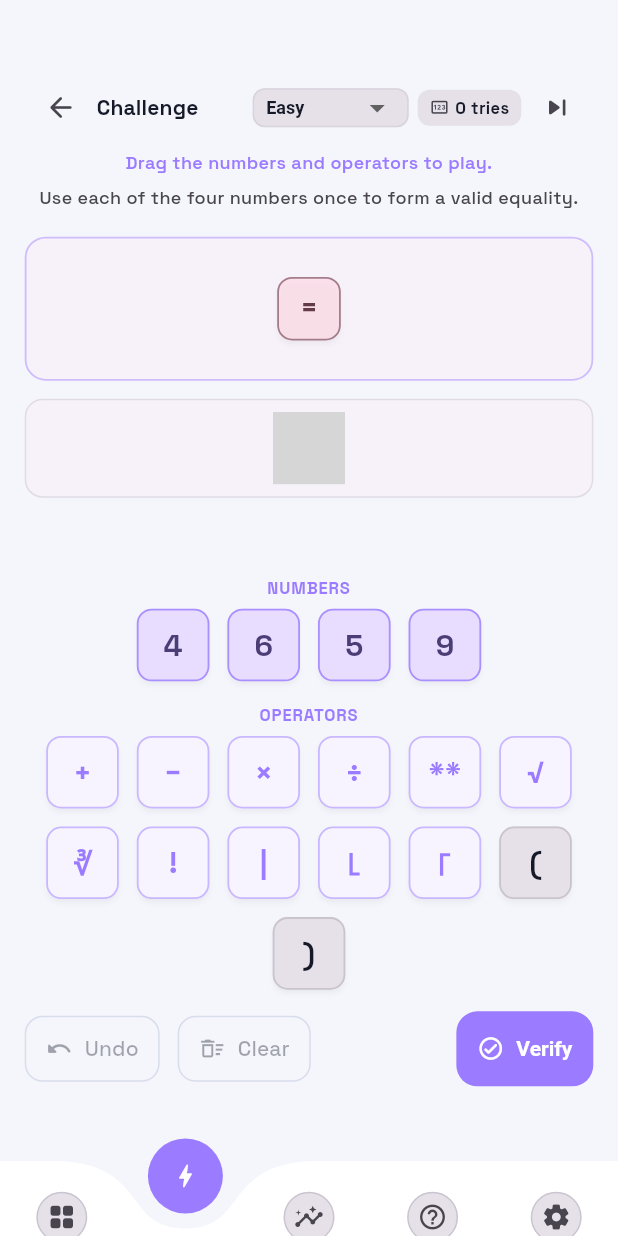
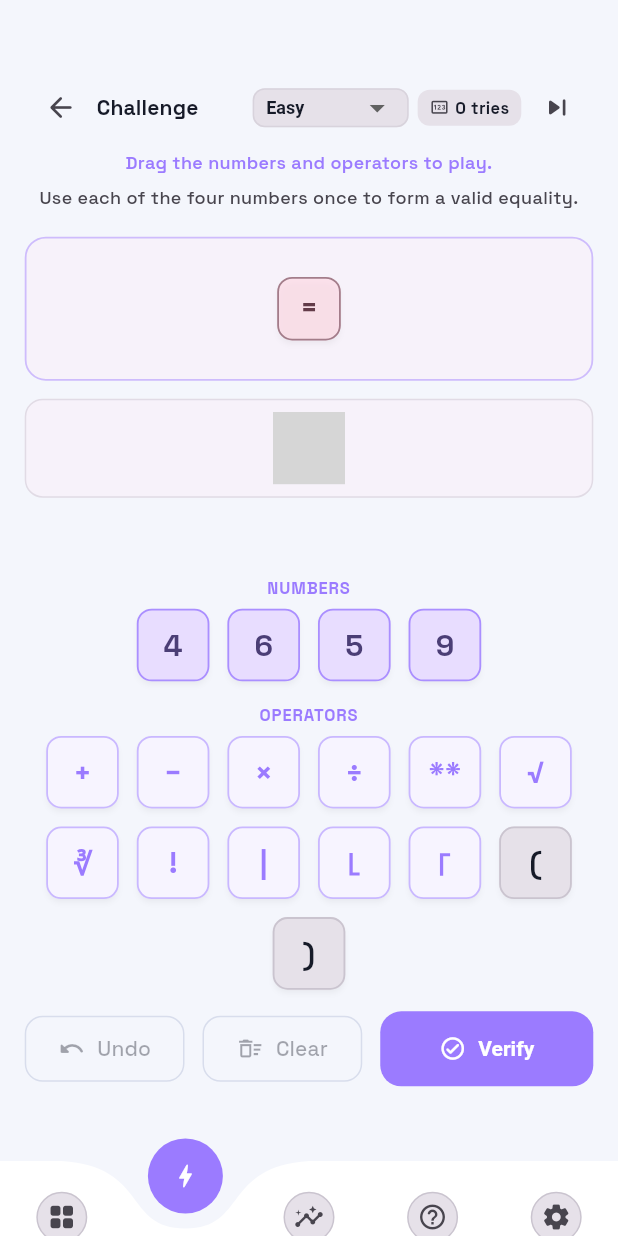
Before and after one commit to FelipeBonadia/Ddm-2026-2, a Flutter app: the GamePage screen opened by its route, after a tap on the "skip next" icon, on a phone screen of 412 x 824 dp. Run offline on Flutter 3.47's test engine with Material 3 defaults, Android fonts, the phone set to English and light mode, and no system bars; drawn by our look-alikes of curved_navigation_bar; our stand-ins replace audioplayers, cloud_firestore, firebase_auth, firebase_core, flutter_riverpod, flutter_spinkit and 4 more; missing offline and left inert: firebase_ui_auth, firebase_ui_localizations, firebase_ui_oauth_google, flutter_math_fork; accounts and stored records are empty; statements that could not run were skipped; grey boxes are pictures that could not be loaded.

Commit message:
Flexed Action Buttons next challenge

```diff
--- a/lib/features/game/presentation/game_page.dart
+++ b/lib/features/game/presentation/game_page.dart
@@ -422,7 +422,9 @@ class _GamePageState extends ConsumerState<GamePage> {
                   // 7. Barra de ações ───────────────────────────────────────
                   Row(
                     children: [
-                      _ActionBtn(
+                      Expanded(
+                        flex: 3,
+                        child: _ActionBtn(
                           icon: Icons.undo_rounded,
                           label: l10n.gameUndo,
                           enabled: !game.solved && hasContent,
@@ -431,8 +433,11 @@ class _GamePageState extends ConsumerState<GamePage> {
                             playSelection();
                           },
                         ),
+                      ),
                       SizedBox(width: gap),
-                      _ActionBtn(
+                      Expanded(
+                        flex: 3,
+                        child: _ActionBtn(
                           icon: Icons.delete_sweep_outlined,
                           label: l10n.gameClear,
                           enabled: !game.solved && hasContent,
@@ -442,37 +447,33 @@ class _GamePageState extends ConsumerState<GamePage> {
                             soundService.playControl(enabled: soundEnabled);
                           },
                         ),
-                      const Spacer(),
-                      _ActionBtn(
+                      ),
+                      SizedBox(width: gap),
+                      Expanded(
+                        flex: 4, // primary action gets more room
+                        child: _ActionBtn(
                           icon: game.solved
                               ? Icons.arrow_forward_rounded
                               : Icons.check_circle_outline_rounded,
-                        label: game.solved
-                            ? l10n.gameContinue
-                            : l10n.gameVerify,
+                          label: game.solved ? l10n.gameContinue : l10n.gameVerify,
                           enabled: true,
                           filled: true,
                           onPressed: game.solved
                               ? () {
                                   _animateReturn();
                                   controller.nextChallenge();
-                                soundService.playPrimaryAction(
-                                  enabled: soundEnabled,
-                                );
+                                  soundService.playPrimaryAction(enabled: soundEnabled);
                                 }
                               : () {
                                   final result = controller.checkAnswer();
                                   if (result?.isCorrect == true) {
-                                  soundService.playSuccess(
-                                    enabled: soundEnabled,
-                                  );
+                                    soundService.playSuccess(enabled: soundEnabled);
                                     _animateReturn();
                                   } else {
-                                  soundService.playWarning(
-                                    enabled: soundEnabled,
-                                  );
+                                    soundService.playWarning(enabled: soundEnabled);
                                   }
                                 },
+                        ),
                       ),
                     ],
                   ),
```
Lines whose indentation alone changed are shown as unchanged.
